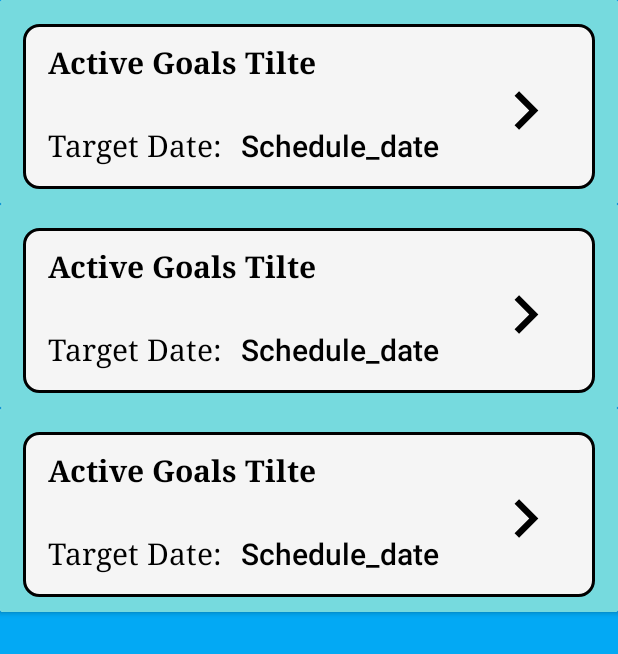
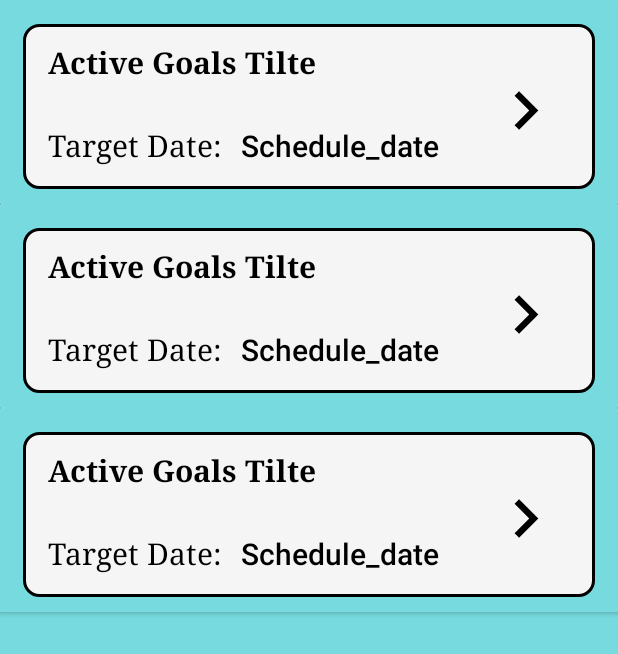
Before and after one commit to TianMing0409/FYP-Final-System, an Android app: the layout fragment_completed_goals.xml on its own in the app's theme, with its tools: preview values and no code run, on a phone screen of 412 x 824 dp. Shown: the top 654 px of the screen. Run offline under Robolectric (Android 15) with nearby library versions, the phone set to English and light mode, and no system bars.

Commit message:
FYP Final System

```diff
--- a/app/src/main/res/layout/fragment_completed_goals.xml
+++ b/app/src/main/res/layout/fragment_completed_goals.xml
@@ -4,13 +4,13 @@
     xmlns:tools="http://schemas.android.com/tools"
     android:layout_width="match_parent"
     android:layout_height="match_parent"
-    tools:context=".fragments.goals.CompletedGoalsFragment"
-    android:background="#03A9F4">
+    android:background="#76dade"
+    tools:context=".fragments.goals.CompletedGoalsFragment">
 
     <androidx.constraintlayout.widget.ConstraintLayout
+        android:id="@+id/constraintLayout"
         android:layout_width="match_parent"
-        android:layout_height="match_parent"
-        android:id="@+id/constraintLayout">
+        android:layout_height="match_parent">
 
         <androidx.recyclerview.widget.RecyclerView
             android:id="@+id/goal_recycler_view"
```
